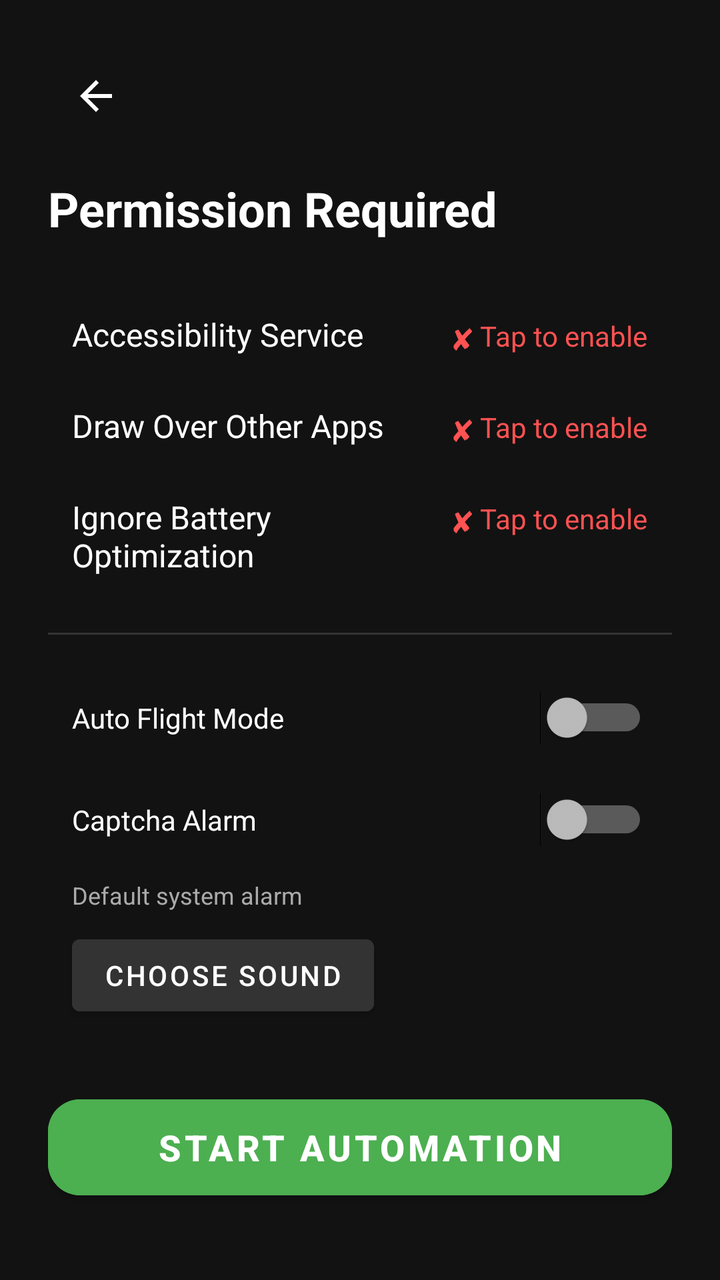
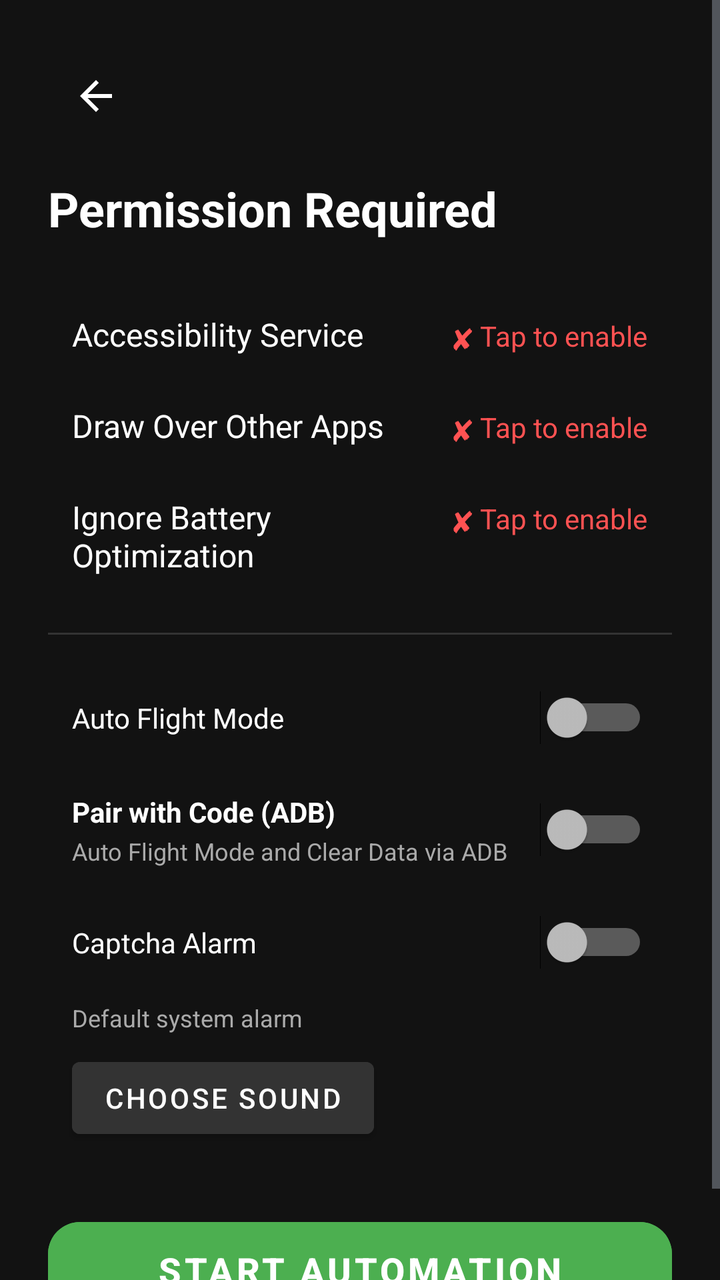

The first picture is an Android layout as it rendered before a commit; the second is the same layout after the commit. The layout source and the unified diff follow.
<!-- AndroidManifest.xml: activity theme Theme.RealEarnPayPal -->
<!-- res/layout/activity_permission.xml -->
<?xml version="1.0" encoding="utf-8"?>
<ScrollView xmlns:android="http://schemas.android.com/apk/res/android"
    xmlns:app="http://schemas.android.com/apk/res-auto"
    android:layout_width="match_parent"
    android:layout_height="match_parent"
    android:background="#121212">

    <LinearLayout
        android:layout_width="match_parent"
        android:layout_height="wrap_content"
        android:orientation="vertical"
        android:padding="24dp">

        <ImageButton
            android:id="@+id/btnBack"
            android:layout_width="48dp"
            android:layout_height="48dp"
            android:background="?attr/selectableItemBackgroundBorderless"
            android:src="@drawable/ic_arrow_back"
            app:tint="@android:color/white" />

        <TextView
            android:id="@+id/tvTitle"
            android:layout_width="match_parent"
            android:layout_height="wrap_content"
            android:layout_marginTop="16dp"
            android:text="Permission Required"
            android:textColor="@android:color/white"
            android:textSize="24sp"
            android:textStyle="bold" />

        
        <LinearLayout
            android:layout_width="match_parent"
            android:layout_height="wrap_content"
            android:layout_marginTop="24dp"
            android:orientation="vertical">

            
            <LinearLayout
                android:id="@+id/rowAccessibility"
                android:layout_width="match_parent"
                android:layout_height="wrap_content"
                android:background="?attr/selectableItemBackground"
                android:orientation="horizontal"
                android:padding="12dp">
                <TextView android:layout_width="0dp" android:layout_height="wrap_content" android:layout_weight="1" android:text="Accessibility Service" android:textColor="@android:color/white" android:textSize="16sp"/>
                <TextView android:id="@+id/tvAccessibilityState" android:layout_width="wrap_content" android:layout_height="wrap_content" android:text="✘ Tap to enable" android:textColor="#FF5252"/>
            </LinearLayout>

            
            <LinearLayout
                android:id="@+id/rowOverlay"
                android:layout_width="match_parent"
                android:layout_height="wrap_content"
                android:background="?attr/selectableItemBackground"
                android:orientation="horizontal"
                android:padding="12dp">
                <TextView android:layout_width="0dp" android:layout_height="wrap_content" android:layout_weight="1" android:text="Draw Over Other Apps" android:textColor="@android:color/white" android:textSize="16sp"/>
                <TextView android:id="@+id/tvOverlayState" android:layout_width="wrap_content" android:layout_height="wrap_content" android:text="✘ Tap to enable" android:textColor="#FF5252"/>
            </LinearLayout>

            
            <LinearLayout
                android:id="@+id/rowBattery"
                android:layout_width="match_parent"
                android:layout_height="wrap_content"
                android:background="?attr/selectableItemBackground"
                android:orientation="horizontal"
                android:padding="12dp">
                <TextView android:layout_width="0dp" android:layout_height="wrap_content" android:layout_weight="1" android:text="Ignore Battery Optimization" android:textColor="@android:color/white" android:textSize="16sp"/>
                <TextView android:id="@+id/tvBatteryState" android:layout_width="wrap_content" android:layout_height="wrap_content" android:text="✘ Tap to enable" android:textColor="#FF5252"/>
            </LinearLayout>
        </LinearLayout>

        <View android:layout_width="match_parent" android:layout_height="1dp" android:layout_marginVertical="16dp" android:background="#333333"/>

        
        <LinearLayout
            android:id="@+id/rowOldAccountMethod"
            android:layout_width="match_parent"
            android:layout_height="wrap_content"
            android:orientation="horizontal"
            android:padding="12dp"
            android:visibility="gone">
            <TextView android:layout_width="0dp" android:layout_height="wrap_content" android:layout_weight="1" android:text="Old Account Method (Skip Flight/Data)" android:textColor="@android:color/white" android:textStyle="bold"/>
            <Switch
                android:id="@+id/switchOldAccountMethod"
                android:layout_width="wrap_content"
                android:layout_height="wrap_content"/>
        </LinearLayout>

        
        <LinearLayout
            android:id="@+id/rowAutoFlight"
            android:layout_width="match_parent"
            android:layout_height="wrap_content"
            android:orientation="horizontal"
            android:padding="12dp">
            <TextView android:layout_width="0dp" android:layout_height="wrap_content" android:layout_weight="1" android:text="Auto Flight Mode" android:textColor="@android:color/white"/>
            <Switch android:id="@+id/switchAutoFlight" android:layout_width="wrap_content" android:layout_height="wrap_content"/>
        </LinearLayout>

        
        <LinearLayout
            android:id="@+id/rowCaptchaAlarm"
            android:layout_width="match_parent"
            android:layout_height="wrap_content"
            android:orientation="horizontal"
            android:padding="12dp">
            <TextView android:layout_width="0dp" android:layout_height="wrap_content" android:layout_weight="1" android:text="Captcha Alarm" android:textColor="@android:color/white"/>
            <Switch android:id="@+id/switchCaptchaAlarm" android:layout_width="wrap_content" android:layout_height="wrap_content"/>
        </LinearLayout>

        <TextView android:id="@+id/tvSelectedSound" android:layout_width="match_parent" android:layout_height="wrap_content" android:layout_marginTop="4dp" android:paddingStart="12dp" android:text="Default system alarm" android:textColor="#AAAAAA" android:textSize="12sp" />
        <Button android:id="@+id/btnChooseSound" android:layout_width="wrap_content" android:layout_height="wrap_content" android:layout_marginStart="12dp" android:layout_marginTop="8dp" android:backgroundTint="#333333" android:text="Choose Sound" android:textColor="@android:color/white" />

        <Button
            android:id="@+id/btnStart"
            android:layout_width="match_parent"
            android:layout_height="60dp"
            android:layout_marginTop="32dp"
            android:backgroundTint="#4CAF50"
            android:text="Start Automation"
            android:textColor="@android:color/white"
            android:textSize="18sp"
            android:textStyle="bold"
            app:cornerRadius="16dp" />

    </LinearLayout>
</ScrollView>
<!-- resources referenced by this layout -->
<resources>
  <!-- drawable ic_arrow_back (drawable) -->
  <vector xmlns:android="http://schemas.android.com/apk/res/android"
      android:width="24dp"
      android:height="24dp"
      android:viewportWidth="24"
      android:viewportHeight="24">
    <path
        android:fillColor="#FFFFFF"
        android:pathData="M20,11H7.83l5.59,-5.59L12,4l-8,8 8,8 1.41,-1.41L7.83,13H20v-2z"/>
  </vector>
  <style name="Theme.RealEarnPayPal" parent="Theme.MaterialComponents.NoActionBar">
          <item name="colorPrimary">@color/paypal_blue</item>
          <item name="colorPrimaryVariant">@color/paypal_blue_dark</item>
          <item name="colorOnPrimary">@color/white</item>
          <item name="colorSecondary">@color/paypal_blue</item>
          <item name="colorOnSecondary">@color/white</item>
          <item name="android:statusBarColor">@color/bg_dark</item>
          <item name="android:navigationBarColor">@color/bg_dark</item>
          <item name="android:windowBackground">@color/bg_dark</item>
          <item name="android:textColorPrimary">@color/text_light</item>
          <item name="android:textColorSecondary">@color/text_dim</item>
      </style>
  <color name="paypal_blue">#FF0070BA</color>
  <color name="paypal_blue_dark">#FF005C99</color>
  <color name="white">#FFFFFFFF</color>
  <color name="bg_dark">#FF0D1117</color>
  <color name="text_light">#FFE6EDF3</color>
  <color name="text_dim">#FF8B949E</color>
</resources>

<!-- the commit's change to res/layout/activity_permission.xml (unified diff, before → after) -->
@@ -99,6 +99,116 @@
             android:padding="12dp">
             <TextView android:layout_width="0dp" android:layout_height="wrap_content" android:layout_weight="1" android:text="Auto Flight Mode" android:textColor="@android:color/white"/>
             <Switch android:id="@+id/switchAutoFlight" android:layout_width="wrap_content" android:layout_height="wrap_content"/>
+        </LinearLayout>
+
+        
+        <LinearLayout
+            android:id="@+id/rowAdbPairingToggle"
+            android:layout_width="match_parent"
+            android:layout_height="wrap_content"
+            android:orientation="horizontal"
+            android:padding="12dp"
+            android:gravity="center_vertical">
+
+            <LinearLayout
+                android:layout_width="0dp"
+                android:layout_height="wrap_content"
+                android:layout_weight="1"
+                android:orientation="vertical">
+
+                <TextView
+                    android:layout_width="wrap_content"
+                    android:layout_height="wrap_content"
+                    android:text="Pair with Code (ADB)"
+                    android:textColor="@android:color/white"
+                    android:textStyle="bold" />
+
+                <TextView
+                    android:layout_width="wrap_content"
+                    android:layout_height="wrap_content"
+                    android:layout_marginTop="2dp"
+                    android:text="Auto Flight Mode and Clear Data via ADB"
+                    android:textColor="#AAAAAA"
+                    android:textSize="12sp" />
+            </LinearLayout>
+
+            <Switch
+                android:id="@+id/switchAdbPairing"
+                android:layout_width="wrap_content"
+                android:layout_height="wrap_content" />
+        </LinearLayout>
+
+        
+        <LinearLayout
+            android:id="@+id/layoutAdbSection"
+            android:layout_width="match_parent"
+            android:layout_height="wrap_content"
+            android:orientation="vertical"
+            android:paddingStart="12dp"
+            android:paddingEnd="12dp"
+            android:paddingTop="4dp"
+            android:paddingBottom="12dp"
+            android:visibility="gone">
+
+            
+            <TextView
+                android:id="@+id/tvAdbStatus"
+                android:layout_width="match_parent"
+                android:layout_height="wrap_content"
+                android:text="Not connected"
+                android:textColor="#AAAAAA"
+                android:textSize="13sp"
+                android:layout_marginBottom="8dp" />
+
+            
+            <EditText
+                android:id="@+id/etAdbHost"
+                android:layout_width="match_parent"
+                android:layout_height="wrap_content"
+                android:hint="IP:Pairing Port (e.g. 192.168.1.5:37755)"
+                android:textColor="@android:color/white"
+                android:textColorHint="#666666"
+                android:textSize="14sp"
+                android:background="#1E1E1E"
+                android:padding="12dp"
+                android:layout_marginBottom="8dp"
+                android:inputType="text" />
+
+            
+            <EditText
+                android:id="@+id/etCode"
+                android:layout_width="match_parent"
+                android:layout_height="wrap_content"
+                android:hint="6-digit pairing code"
+                android:textColor="@android:color/white"
+                android:textColorHint="#666666"
+                android:textSize="14sp"
+                android:background="#1E1E1E"
+                android:padding="12dp"
+                android:layout_marginBottom="8dp"
+                android:inputType="number"
+                android:maxLength="6" />
+
+            
+            <Button
+                android:id="@+id/btnAdbPair"
+                android:layout_width="match_parent"
+                android:layout_height="48dp"
+                android:text="Pair Now"
+                android:backgroundTint="#2196F3"
+                android:textColor="@android:color/white"
+                android:textAllCaps="false"
+                android:layout_marginBottom="8dp" />
+
+            
+            <TextView
+                android:id="@+id/tvAdbHelp"
+                android:layout_width="match_parent"
+                android:layout_height="wrap_content"
+                android:text="Settings → Developer options → Wireless debugging ON → 'Pair device with pairing code'. Enter IP:Port and 6-digit code above."
+                android:textColor="#666666"
+                android:textSize="11sp"
+                android:lineSpacingExtra="2dp" />
         </LinearLayout>
 
         
